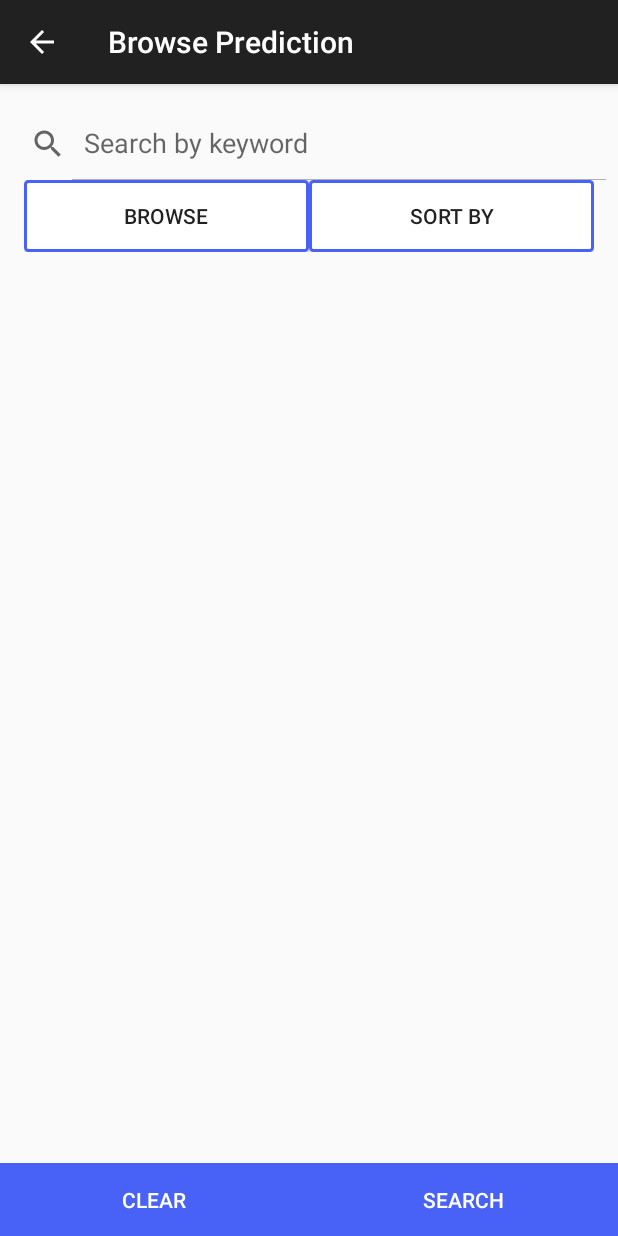
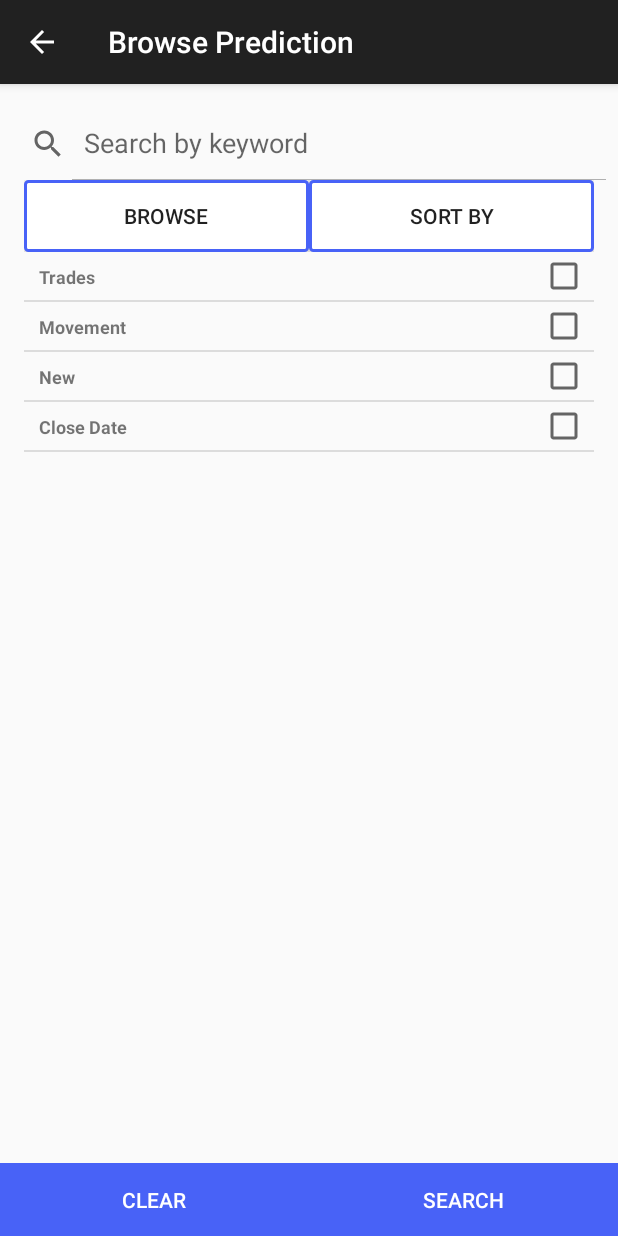
Before and after one commit to phydano/AppiPredict, an Android app: the BrowsePrediction screen opened directly, with no data from a screen before it, after a tap on "SORT BY", on a phone screen of 412 x 824 dp. Run offline under Robolectric (Android 15) with nearby library versions, the phone set to English and light mode, and no system bars.

Commit message:
Add some alert on the browse prediction page where users now alerted when there are no Internet connection and allow them to retry. Check socket connection if timeout occurs and use alert on it to tell the user. Add back the sort button (functions for them are not yet implemented). Remove the special case 'All Contracts' away, not sure if it is needed. If it is then I can put back in. The About us page has changed so that images are now load programatically with Bitmap and memory usage so far (heap: 33Mb max and usage is around 30Mb). This can be fixed with releasing objects and things not needed. At the moment the JSON file that I read took over 10MB and to be able to use it without grabbing from web again, I need to store it. Other functionalities are needed accordig to previous commit.

```diff
--- a/app/src/main/java/nz/co/ipredict/phydano/appipredict/BrowsePrediction.java
+++ b/app/src/main/java/nz/co/ipredict/phydano/appipredict/BrowsePrediction.java
@@ -20,6 +20,7 @@ import android.widget.Button;
 import android.widget.ListView;
 import android.widget.SearchView;
 
+import java.net.SocketTimeoutException;
 import java.util.ArrayList;
 
 public class BrowsePrediction extends AppCompatActivity {
@@ -29,34 +30,9 @@ public class BrowsePrediction extends AppCompatActivity {
     private Model[] modelItems; // our model in each of the row showing the text and checkbox
     // Item to be listed under the first button
     private ArrayList<String> browseValuesTest = new ArrayList<String>();
-    private String[] browseValues = {"All Contracts", "NZ Politics", "Misc", "Infl 1215",
-            "NZ Misc Issues", "GDP 0615", "GDP 0915", "Ministerial changes", "GDP 1215", "Govop 1617",
-            "MPs to Depart", "ExchAU", "New Element", "Len Brown", "RMA", "NextLabLead", "Syria",
-            "Unem 0915", "Unem 1215", "Infl0915", "Newspapers", "Infl0316", "TP Cable", "CAD 0615",
-            "CAD 0915", "CAD 1215", "Lab Dep Leader", "Natlead Key", "NatLead", "OCR0616", "OCR0416",
-            "NASA", "Payout 2016 17", "Payout 2017 18", "Payout 2014 15", "Payout 2015 16", "Wildlife",
-            "Ele WIn 2017", "Burundi", "EC All 2017", "Brazil President", "Infl0616", "Infl0916",
-            "Infl1216", "Next Election", "Aus Leadership", "Rep Nominee", "Election 2016",
-            "Unem 0316", "Greater Wgtn Council", "Minister Depart", "Speaker 2017", "Which Justice",
-            "Marijuana Leg", "Spain", "Election YEAR", "Rep VP Nominee", "Dem Nominee", "Dem VP",
-            "Judith Collins", "GovOp 2015/16", "Greenhouse Gases", "NZ Obesity Rates", "Annl Intl Visitors",
-            "PM HCASE", "By-Elections NZ", "NZ Super Fund", "UBER", "Insurance", "Stats", "NZ1 BoP",
-            "Nth Kor - leadership", "Argentina Election", "Aus.Republic", "Eurozone Departures",
-            "Other Departures", "2016 Election", "GovOp 2014/15", "Shinzo Abe", "NZ Growth 15/16",
-            "NZ Growth 14/15", "NZ u/e 2014/15", "NZ u/e 2015/16", "NZ Infl 2015/16", "Boris",
-            "Fair Fares", "GovOp 2018/19", "Clark UN", "HC to UK", "Can PM", "NZ Rep", "Future NZHOS",
-            "Can Early Elect", "Nominal GDP", "Nominal GDP 2", "OCR0116", "TPPA", "OCR0316", "Lead LAB",
-            "Iran Deal", "EU Membership", "Turnout Next", "Nomination Day", "US Am", "GovOp 2017/18",
-            "VSNZF", "VSGRN", "VSLAB", "VSNAT", "Maurice Williamson", "Auckland Mayor 2016", "Flag Change",
-            "FIREWORKS", "OCR0915", "OCR1015", "OCR1215", "LAB Local Govt", "Google", "TPP Agreement",
-            "BTC/USD", "Trilateral Summit", "Andrew Little Depart", "Millennium Prizes", "Russia President",
-            "GST Bill", "PAC PG", "MAORI PG", "ASIAN PG", "GENDER PG", "Second GE", "NB", "Ontario",
-            "1 Million", "AKL 0815", "Swing States", "Iowa Caucus GOP", "NH PD", "NH PG", "CONGRESS",
-            "AKL 0915", "Iowa Caucus Dem", "CAN MIN GOV", "MAJ votes", "SEATS RANGE", "Seats Liberal",
-            "Seats NDP", "GITMO", "Fed rise", "SC Primary Dem"};
 
     // Item to be listed under the second button
-    private String[] sortByValues = new String[] {"Trades", "Movement", "New", "Close Date"};
+    private ArrayList<String> sortByValues = new ArrayList<String>();
     private CustomAdapter adapter; // created custom adapter
     private ArrayList<String> selectedCategoriesContract = new ArrayList<String>(); // listed of selected categories
     private long mLastClickTime = 0;
@@ -68,7 +44,8 @@ public class BrowsePrediction extends AppCompatActivity {
     protected void onCreate(Bundle savedInstanceState) {
         super.onCreate(savedInstanceState);
         setContentView(R.layout.activity_browse_prediction);
-        if (isNetworkAvailable(this) && MyJSONReader.getCategories()==null) new GetTask().execute();
+        if(!isNetworkAvailable(this) && browseValuesTest.isEmpty()) optionalAlertBox("No Internet Connection");
+        else if (isNetworkAvailable(this) && MyJSONReader.getCategories()==null) new GetTask().execute();
         else browseValuesTest = MyJSONReader.getName();
         searchView(); // load the search view in this acitvity
         buttonIsClicked(); // load all the buttons in this activity
@@ -95,9 +72,13 @@ public class BrowsePrediction extends AppCompatActivity {
 
         @Override
         protected ArrayList<String> doInBackground(String... args){
+            try {
                 MyJSONReader.EstablishedWebConnection();
                 MyJSONReader.JSONReader("All");
                 browseValuesTest = MyJSONReader.getName();
+            }catch(SocketTimeoutException e){
+                optionalAlertBox("No Internet Connection");
+            }
             return browseValuesTest;
         }
 
@@ -202,7 +183,13 @@ public class BrowsePrediction extends AppCompatActivity {
         });
         sortByButton.setOnClickListener(new View.OnClickListener() {
             public void onClick(View v) {
-               /* loadView(sortByValues);*/
+                if(sortByValues.isEmpty()){
+                    sortByValues.add("Trades");
+                    sortByValues.add("Movement");
+                    sortByValues.add("New");
+                    sortByValues.add("Close Date");
+                }
+                loadView(sortByValues);
             }
         });
         // These are the two buttons located at the bottom of the activity
@@ -260,6 +247,39 @@ public class BrowsePrediction extends AppCompatActivity {
     }
 
     /**
+     * This is slightly different from the normal alert box
+     * have 2 buttons where one is the same but the other can allow users to retry
+     * the Internet Connection
+     * @param message the text to display on the alert box
+     * */
+    public void optionalAlertBox(String message){
+        AlertDialog.Builder builder = new AlertDialog.Builder(BrowsePrediction.this);
+        builder.setMessage(message)
+                .setCancelable(false)
+                .setPositiveButton("OK", new DialogInterface.OnClickListener() {
+                    @Override
+                    public void onClick(DialogInterface dialog, int which) {
+                        dialog.cancel();
+                        onBackPressed();
+                    }
+                })
+                .setNegativeButton("Retry", new DialogInterface.OnClickListener() {
+                    @Override
+                    public void onClick(DialogInterface dialog, int which) {
+                        if (isNetworkAvailable(BrowsePrediction.this) && MyJSONReader.getCategories()==null) {
+                            new GetTask().execute();
+                            dialog.cancel();
+                        }
+                        else {
+                            optionalAlertBox("No Internet Connection");
+                        }
+                    }
+                });
+        AlertDialog alert = builder.create();
+        alert.show();
+    }
+
+    /**
      * Go to search page and store the arraylist of string to use it in the next activity
      * This is the list of the contracts that is being selected in the browse page
      * */
@@ -301,13 +321,13 @@ public class BrowsePrediction extends AppCompatActivity {
      * */
     public void selectedCategories(){
         // Check to see if the first state is selected
-        // This is a special state where it should add all categories
+/*        // This is a special state where it should add all categories
         if (adapter.mCheckStates.get(0)){
             for(Model m : modelItems){
                 selectedCategoriesContract.add(m.getName());
             }
         }
-        else {
+        else {*/
         for (int i = 0; i < modelItems.length; i++) {
             // Check all the items in the list view to see if it is clicked
             if (adapter.mCheckStates.get(i) && !selectedCategoriesContract.contains(modelItems[i].getName())) {
@@ -315,7 +335,7 @@ public class BrowsePrediction extends AppCompatActivity {
             }
         }
     }
-    }
+/*    }*/
 
     /**
      * Clear the view - the selected items will be cleared
--- a/app/src/main/java/nz/co/ipredict/phydano/appipredict/MyJSONReader.java
+++ b/app/src/main/java/nz/co/ipredict/phydano/appipredict/MyJSONReader.java
@@ -7,6 +7,7 @@ import com.google.gson.JsonParser;
 import java.io.IOException;
 import java.io.InputStreamReader;
 import java.net.HttpURLConnection;
+import java.net.SocketTimeoutException;
 import java.net.URL;
 import java.util.ArrayList;
 
@@ -25,7 +26,7 @@ public class MyJSONReader {
      * Establish a connection to the web server
      * Read JSON File from the web given by Don (which update every 5 minutes)
      */
-    public static void EstablishedWebConnection(){
+    public static void EstablishedWebConnection() throws SocketTimeoutException{
         JsonElement root;
         try{
             String sURL = "http://ipredict-test.elasticbeanstalk.com/beta/ajax/Browse/Categories.php?includeContracts=true";
```
Also changed, not shown: app/src/main/java/nz/co/ipredict/phydano/appipredict/AboutUs.java (+56 -0 lines), app/src/main/java/nz/co/ipredict/phydano/appipredict/searchPrediction.java (+1 -10 lines), app/src/main/res/layout/activity_about_us.xml (+21 -24 lines). Lines whose indentation alone changed are shown as unchanged.
